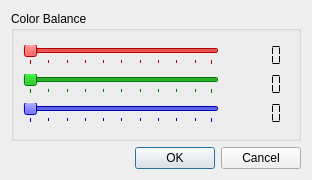
Qt form src/gui/color_balance_dialog.ui (CervecerosCodigo/CCIMP) before a commit.
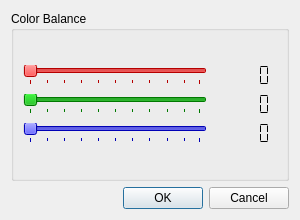
The same form after that commit.

The edit to the form file:
```diff
--- a/src/gui/color_balance_dialog.ui
+++ b/src/gui/color_balance_dialog.ui
@@ -6,25 +6,38 @@
    <rect>
     <x>0</x>
     <y>0</y>
-    <width>312</width>
-    <height>180</height>
+    <width>300</width>
+    <height>220</height>
    </rect>
   </property>
   <property name="windowTitle">
    <string>Dialog</string>
   </property>
-  <layout class="QGridLayout" name="gridLayout_6">
+  <layout class="QGridLayout" name="gridLayout_5">
    <item row="0" column="0">
-    <layout class="QGridLayout" name="gridLayout_5">
+    <layout class="QGridLayout" name="gridLayout_4">
      <item row="0" column="0">
       <widget class="QGroupBox" name="groupBox">
        <property name="title">
         <string>Color Balance</string>
        </property>
-       <layout class="QGridLayout" name="gridLayout_4">
+       <layout class="QGridLayout" name="gridLayout_3">
         <item row="0" column="0">
-         <layout class="QVBoxLayout" name="verticalLayout">
-          <item>
+         <layout class="QGridLayout" name="gridLayout_2">
+          <item row="0" column="0">
+           <spacer name="verticalSpacer_2">
+            <property name="orientation">
+             <enum>Qt::Vertical</enum>
+            </property>
+            <property name="sizeHint" stdset="0">
+             <size>
+              <width>20</width>
+              <height>13</height>
+             </size>
+            </property>
+           </spacer>
+          </item>
+          <item row="1" column="0">
            <layout class="QGridLayout" name="gridLayout">
             <item row="0" column="0">
              <widget class="QSlider" name="redSlider">
@@ -485,11 +498,7 @@
               </property>
              </widget>
             </item>
-           </layout>
-          </item>
-          <item>
-           <layout class="QGridLayout" name="gridLayout_2">
-            <item row="0" column="0">
+            <item row="1" column="0">
              <widget class="QSlider" name="greenSlider">
               <property name="palette">
                <palette>
@@ -917,7 +926,7 @@
               </property>
              </widget>
             </item>
-            <item row="0" column="1">
+            <item row="1" column="1">
              <widget class="QLCDNumber" name="lcdNumber_2">
               <property name="font">
                <font>
@@ -942,11 +951,7 @@
               </property>
              </widget>
             </item>
-           </layout>
-          </item>
-          <item>
-           <layout class="QGridLayout" name="gridLayout_3">
-            <item row="0" column="0">
+            <item row="2" column="0">
              <widget class="QSlider" name="blueSlider">
               <property name="palette">
                <palette>
@@ -1374,7 +1379,7 @@
               </property>
              </widget>
             </item>
-            <item row="0" column="1">
+            <item row="2" column="1">
              <widget class="QLCDNumber" name="lcdNumber_3">
               <property name="font">
                <font>
@@ -1401,6 +1406,19 @@
             </item>
            </layout>
           </item>
+          <item row="2" column="0">
+           <spacer name="verticalSpacer">
+            <property name="orientation">
+             <enum>Qt::Vertical</enum>
+            </property>
+            <property name="sizeHint" stdset="0">
+             <size>
+              <width>20</width>
+              <height>13</height>
+             </size>
+            </property>
+           </spacer>
+          </item>
          </layout>
         </item>
        </layout>
```
